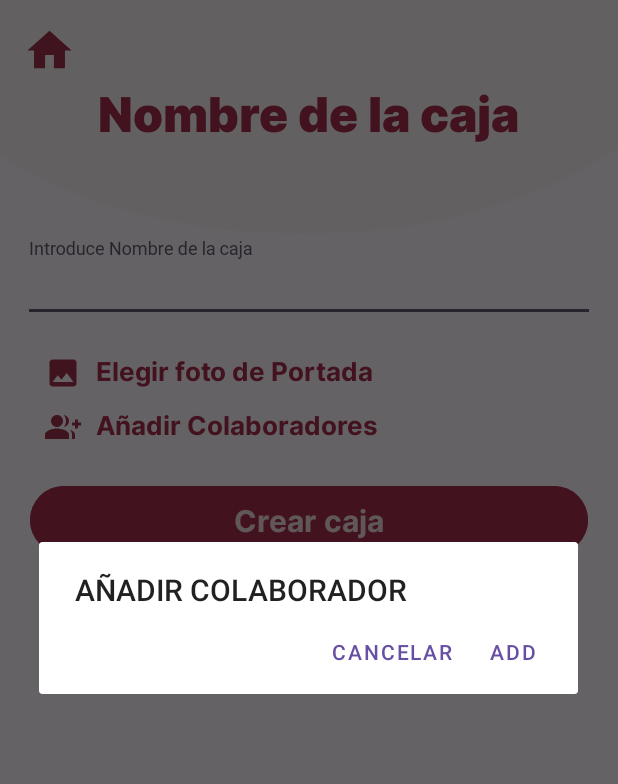
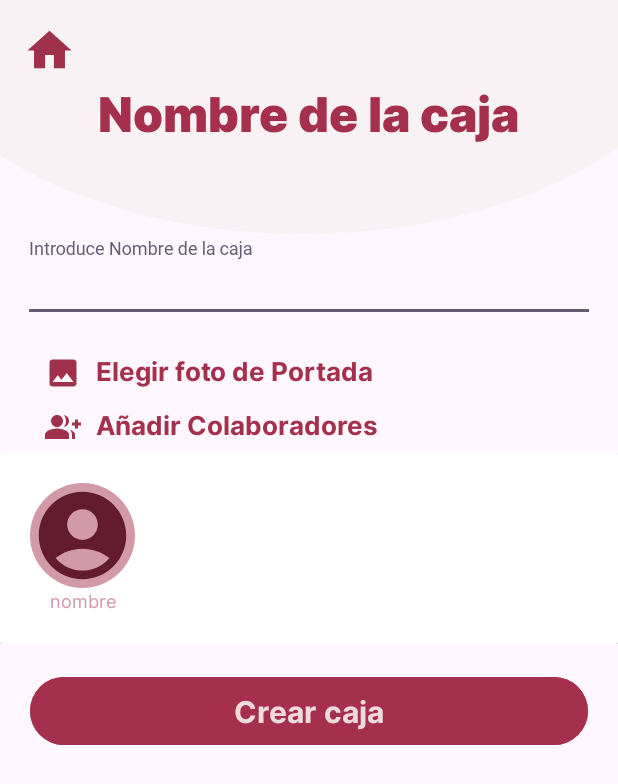
Before and after one commit to flyeers/TFG, an Android app: the CrearCajaForm screen opened directly, with no data from a screen before it, after a tap on "Añadir Colaboradores", on a phone screen of 412 x 824 dp. Shown: the top 784 px of the screen. Run offline under Robolectric (Android 15) with nearby library versions, the phone set to English and light mode, and no system bars.

Commit message:
Mas cosas de amigos - no va bn :(

```diff
--- a/BoxIt/app/src/main/java/es/ucm/fdi/boxit/presentacion/AmigosSolicitudesFragment.java
+++ b/BoxIt/app/src/main/java/es/ucm/fdi/boxit/presentacion/AmigosSolicitudesFragment.java
@@ -32,7 +32,7 @@ public class AmigosSolicitudesFragment extends Fragment {
     @Override
     public View onCreateView(@NonNull LayoutInflater inflater, @Nullable ViewGroup container, @Nullable Bundle savedInstanceState) {
         Intrinsics.checkNotNullParameter(inflater, "inflater"); //comprobamos que lo que llega no es ulo
-        View view = inflater.inflate(R.layout.fragment_amigos, container, false);
+        View view = inflater.inflate(R.layout.fragment_amigos_solicitudes, container, false);
 
         FirebaseUser currentUser = FirebaseAuth.getInstance().getCurrentUser();
         SAUser saUser = new SAUser();
@@ -53,7 +53,7 @@ public class AmigosSolicitudesFragment extends Fragment {
 
             adapter = new AmigosAdapter();
             adapter.setUsersData(solicitudes, 2);
-            RecyclerView recyclerView  = view.findViewById(R.id.recycler_view_amigos);
+            RecyclerView recyclerView  = view.findViewById(R.id.recycler_view_solicitudes);
             recyclerView.setAdapter(adapter);
             LinearLayoutManager layoutManager = new LinearLayoutManager(getContext());
             recyclerView.setLayoutManager(layoutManager);
--- a/BoxIt/app/src/main/java/es/ucm/fdi/boxit/presentacion/CrearCajaForm.java
+++ b/BoxIt/app/src/main/java/es/ucm/fdi/boxit/presentacion/CrearCajaForm.java
@@ -2,6 +2,7 @@ package es.ucm.fdi.boxit.presentacion;
 
 import androidx.appcompat.app.AppCompatActivity;
 import androidx.fragment.app.FragmentTransaction;
+import androidx.recyclerview.widget.LinearLayoutManager;
 import androidx.recyclerview.widget.RecyclerView;
 
 import android.app.Activity;
@@ -33,6 +34,7 @@ import es.ucm.fdi.boxit.R;
 import es.ucm.fdi.boxit.integracion.Callbacks;
 import es.ucm.fdi.boxit.negocio.BoxInfo;
 import es.ucm.fdi.boxit.negocio.SABox;
+import es.ucm.fdi.boxit.negocio.UserInfo;
 
 public class CrearCajaForm extends AppCompatActivity {
 
@@ -96,37 +98,33 @@ public class CrearCajaForm extends AppCompatActivity {
         });
 
         //COLABORADORES //TODO
+        RecyclerView recyclerView = findViewById(R.id.recycler_view_friends);
+        recyclerView.setVisibility(View.GONE);
         btnAddColaborator = findViewById(R.id.btnAddCol);
         btnAddColaborator.setOnClickListener(new View.OnClickListener() {
             @Override
             public void onClick(View v) {
-                AlertDialog.Builder builder = new AlertDialog.Builder(CrearCajaForm.this);
-                builder.setTitle("AÑADIR COLABORADOR");
-                builder.setPositiveButton("ADD", new DialogInterface.OnClickListener() {
-                    public void onClick(DialogInterface dialog, int id) {
-                        //AÑADIR A UN ARRAY
-                    }
-                });
-                builder.setNegativeButton("CANCELAR", new DialogInterface.OnClickListener() {
-                    public void onClick(DialogInterface dialog, int id) {
-                        dialog.dismiss();
-                    }
-                });
-                AlertDialog dialog = builder.create();
-                dialog.show();
-
-
+                if(recyclerView.getVisibility() == View.GONE)
+                    recyclerView.setVisibility(View.VISIBLE);
+                else
+                    recyclerView.setVisibility(View.GONE);
             }
         });
         //lista de colaboradores
 
-        //TODO CAMBIAR - lo q hay q coger (y en el modal no aqui), es la lista amigos del usuario
-        ArrayList<Pair<String, String>> users = new ArrayList<Pair<String, String>>();
-        users.add(new Pair<>("Pepe03", ""));
+        //TODO Colaboradores
+
+        ArrayList<UserInfo> users = new ArrayList<>();
+        UserInfo usu = new UserInfo();
+        usu.setCorreo("correo");
+        usu.setNombreUsuario("nombre");
+        users.add(usu);
         UsersAdapter u = new UsersAdapter();
         u.setUserData(users);
-        RecyclerView recyclerView = findViewById(R.id.recycler_view_friends);
         recyclerView.setAdapter(u);
+        LinearLayoutManager layoutManager = new LinearLayoutManager(CrearCajaForm.this);
+        recyclerView.setLayoutManager(layoutManager);
+
 
 
         //CREAR
--- a/BoxIt/app/src/main/java/es/ucm/fdi/boxit/presentacion/UsersAdapter.java
+++ b/BoxIt/app/src/main/java/es/ucm/fdi/boxit/presentacion/UsersAdapter.java
@@ -1,6 +1,6 @@
 package es.ucm.fdi.boxit.presentacion;
 
-import android.util.Pair;
+import android.util.Log;
 import android.view.LayoutInflater;
 import android.view.View;
 import android.view.ViewGroup;
@@ -23,10 +23,10 @@ import es.ucm.fdi.boxit.negocio.UserInfo;
 public class UsersAdapter extends RecyclerView.Adapter{
 
 
-    private ArrayList<Pair<String,String>> usersData; //nombreUsuario e imagen de perfil
+    private ArrayList<UserInfo> usersData; //nombreUsuario e imagen de perfil
 
-    public void setUserData(List<Pair<String,String>> data){
-        this.usersData = (ArrayList<Pair<String,String>>) data;
+    public void setUserData(List<UserInfo> data){
+        this.usersData = (ArrayList<UserInfo>) data;
     }
 
 
@@ -40,24 +40,37 @@ public class UsersAdapter extends RecyclerView.Adapter{
 
     @Override
     public void onBindViewHolder(@NonNull RecyclerView.ViewHolder holder, int position) {
-        Pair<String, String> u = usersData.get(position);
+        UserInfo u = usersData.get(position);
+        Log.d("hola", u.getNombreUsuario());
         UsersAdapter.ViewHolder h = (UsersAdapter.ViewHolder) holder;
-        h.nombre.setText(u.first);
+        h.nombre.setText(u.getNombreUsuario());
         Glide.with(h.cardView)
-                .load(u.second)
+                .load(u.getImgPerfil())
                 .placeholder(R.drawable.user)
                 .into(h.imagen);
+
+        h.imgOver.setVisibility(View.GONE);
+        h.cardView.setOnClickListener(new View.OnClickListener() {
+            @Override
+            public void onClick(View v) {
+                if(h.imgOver.getVisibility() == View.GONE)
+                    h.imgOver.setVisibility(View.VISIBLE);
+                else
+                    h.imgOver.setVisibility(View.GONE);
+
+            }
+        });
     }
 
     @Override
     public int getItemCount() {
-        return 0;
+        return usersData != null ? usersData.size() : 0;
     }
-
     public static class ViewHolder extends RecyclerView.ViewHolder {
 
         private TextView nombre;
         private ImageView imagen;
+        private ImageView imgOver;
         private CardView cardView;
 
         public ViewHolder(View view) {
@@ -65,6 +78,7 @@ public class UsersAdapter extends RecyclerView.Adapter{
 
             nombre = view.findViewById(R.id.nombreColaborador);
             imagen = view.findViewById(R.id.imgPerfil);
+            imgOver = view.findViewById(R.id.imgOver);
             cardView =  view.findViewById(R.id.cardUser);
 
         }
--- a/BoxIt/app/src/main/res/layout/amigos_view.xml
+++ b/BoxIt/app/src/main/res/layout/amigos_view.xml
@@ -3,7 +3,7 @@
     xmlns:app="http://schemas.android.com/apk/res-auto"
     xmlns:tools="http://schemas.android.com/tools"
     android:id="@+id/card_amigo"
-    android:layout_width="match_parent"
+    android:layout_width="350dp"
     android:layout_height="75dp"
     android:layout_gravity="center_horizontal"
     android:layout_marginTop="12dp"
--- a/BoxIt/app/src/main/res/layout/collaborators_view.xml
+++ b/BoxIt/app/src/main/res/layout/collaborators_view.xml
@@ -6,8 +6,8 @@
     android:background="@drawable/shape_collaborator">
 
     <LinearLayout
-        android:layout_width="70dp"
-        android:layout_height="90dp"
+        android:layout_width="wrap_content"
+        android:layout_height="wrap_content"
         android:layout_margin="20dp"
         android:orientation="vertical">
 
@@ -40,4 +40,20 @@
 
 
     </LinearLayout>
+
+    <LinearLayout
+        android:layout_width="70dp"
+        android:layout_height="wrap_content"
+        android:layout_margin="20dp"
+        android:orientation="vertical">
+
+        <ImageView
+            android:id="@+id/imgOver"
+            android:layout_width="70dp"
+            android:layout_height="70dp"
+            android:background="@drawable/shape_collaborator"
+            android:backgroundTint="@color/common_google_signin_btn_text_light_disabled"></ImageView>
+
+
+    </LinearLayout>
 </androidx.cardview.widget.CardView>
```
Also changed, not shown: BoxIt/app/src/main/java/es/ucm/fdi/boxit/integracion/DAOUsuario.java (+8 -4 lines), BoxIt/app/src/main/res/layout/fragment_amigos_solicitudes.xml (added, +31 -0 lines).
